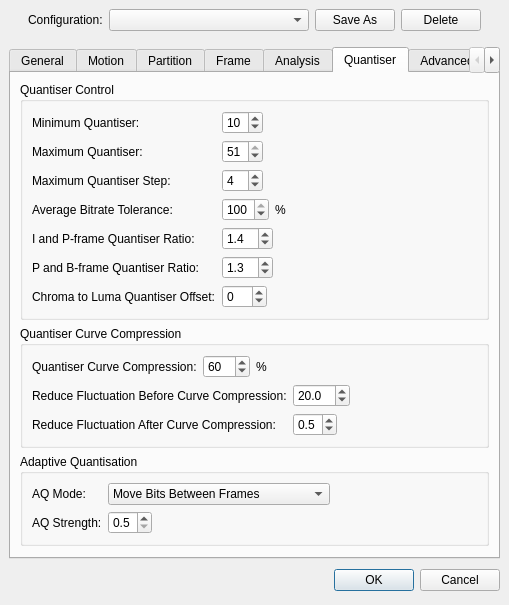
Qt form branches/avidemux_2.5_branch_gruntster/plugins/ADM_videoEncoder/ADM_vidEnc_x264/qt4/x264ConfigDialog.ui (BackupTheBerlios/avidemux-svn) before a commit.
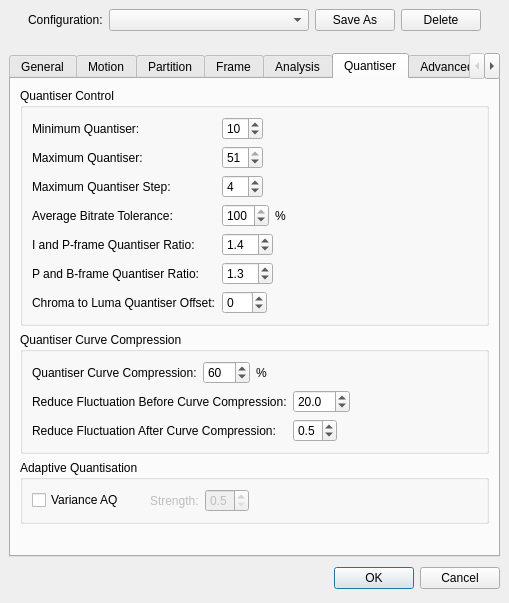
The same form after that commit. The open tabs and pages were chosen to show the change.

Commit message: [x264] update AQ modes

Patch:
```diff
--- a/branches/avidemux_2.5_branch_gruntster/plugins/ADM_videoEncoder/ADM_vidEnc_x264/qt4/x264ConfigDialog.ui
+++ b/branches/avidemux_2.5_branch_gruntster/plugins/ADM_videoEncoder/ADM_vidEnc_x264/qt4/x264ConfigDialog.ui
@@ -101,7 +101,7 @@
      <property name="sizeHint" >
       <size>
        <width>491</width>
-       <height>10</height>
+       <height>16</height>
       </size>
      </property>
     </spacer>
@@ -2907,14 +2907,14 @@
          <property name="title" >
           <string>Adaptive Quantisation</string>
          </property>
-         <layout class="QGridLayout" >
+         <layout class="QVBoxLayout" >
           <property name="margin" >
            <number>9</number>
           </property>
           <property name="spacing" >
            <number>6</number>
           </property>
-          <item row="1" column="1" >
+          <item>
            <layout class="QHBoxLayout" >
             <property name="margin" >
              <number>0</number>
@@ -2922,8 +2922,44 @@
             <property name="spacing" >
              <number>6</number>
             </property>
+            <item>
+             <widget class="QCheckBox" name="aqVarianceCheckBox" >
+              <property name="text" >
+               <string>Variance AQ</string>
+              </property>
+             </widget>
+            </item>
+            <item>
+             <spacer>
+              <property name="orientation" >
+               <enum>Qt::Horizontal</enum>
+              </property>
+              <property name="sizeType" >
+               <enum>QSizePolicy::Fixed</enum>
+              </property>
+              <property name="sizeHint" >
+               <size>
+                <width>20</width>
+                <height>20</height>
+               </size>
+              </property>
+             </spacer>
+            </item>
+            <item>
+             <widget class="QLabel" name="aqStrengthLabel" >
+              <property name="enabled" >
+               <bool>false</bool>
+              </property>
+              <property name="text" >
+               <string>Strength:</string>
+              </property>
+             </widget>
+            </item>
             <item>
              <widget class="QDoubleSpinBox" name="aqStrengthSpinBox" >
+              <property name="enabled" >
+               <bool>false</bool>
+              </property>
               <property name="decimals" >
                <number>1</number>
               </property>
@@ -2953,65 +2989,6 @@
             </item>
            </layout>
           </item>
-          <item row="1" column="0" >
-           <widget class="QLabel" name="aqStrengthLabel" >
-            <property name="text" >
-             <string>AQ Strength:</string>
-            </property>
-           </widget>
-          </item>
-          <item row="0" column="1" >
-           <layout class="QHBoxLayout" >
-            <property name="margin" >
-             <number>0</number>
-            </property>
-            <property name="spacing" >
-             <number>6</number>
-            </property>
-            <item>
-             <widget class="QComboBox" name="aqModeComboBox" >
-              <property name="currentIndex" >
-               <number>2</number>
-              </property>
-              <item>
-               <property name="text" >
-                <string>Disabled</string>
-               </property>
-              </item>
-              <item>
-               <property name="text" >
-                <string>Avoid Moving Bits Between Frames</string>
-               </property>
-              </item>
-              <item>
-               <property name="text" >
-                <string>Move Bits Between Frames</string>
-               </property>
-              </item>
-             </widget>
-            </item>
-            <item>
-             <spacer>
-              <property name="orientation" >
-               <enum>Qt::Horizontal</enum>
-              </property>
-              <property name="sizeHint" >
-               <size>
-                <width>40</width>
-                <height>20</height>
-               </size>
-              </property>
-             </spacer>
-            </item>
-           </layout>
-          </item>
-          <item row="0" column="0" >
-           <widget class="QLabel" name="aqModeLabel" >
-            <property name="text" >
-             <string>AQ Mode:</string>
-            </property>
-           </widget>
-          </item>
          </layout>
         </widget>
        </item>
```
Left out of the diff: 44 changed lines with no effect on the pictures. The commit also changes 5 other files.
